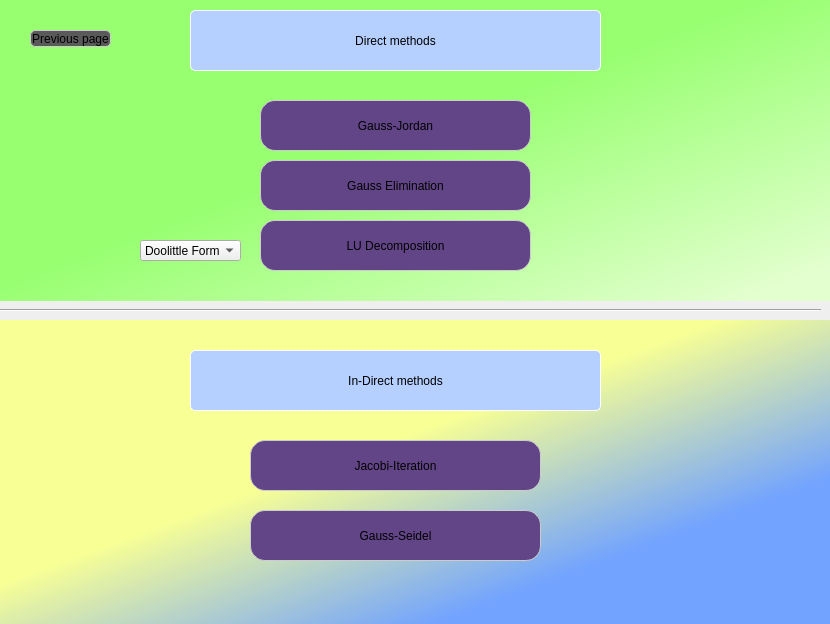
This is designs/linearMethodsWindow.ui in Omar-Eldawy/Numerical-project as Qt 5 draws it before an edit. The edited form follows.
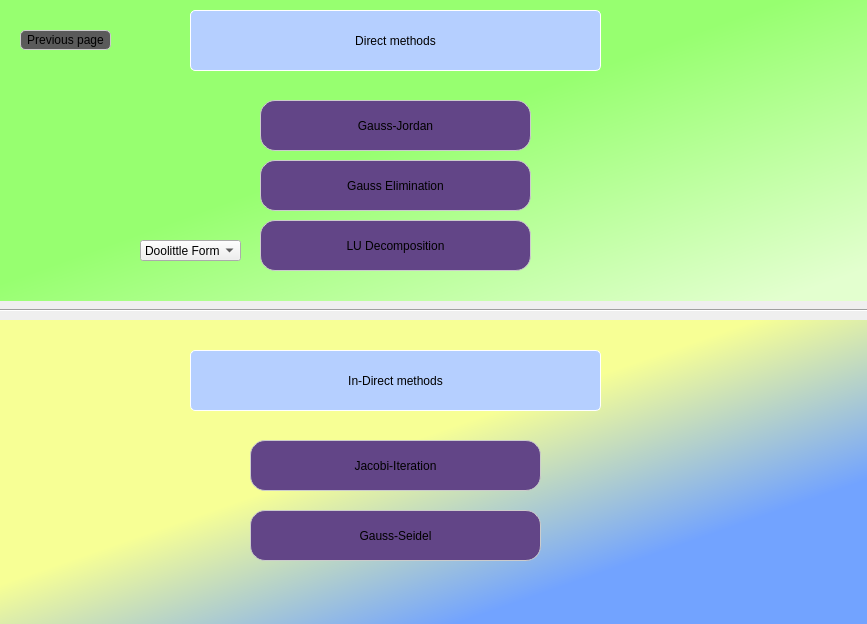
This is the edited form. Icons and pictures are not drawn.

```diff
--- a/designs/linearMethodsWindow.ui
+++ b/designs/linearMethodsWindow.ui
@@ -6,7 +6,7 @@
    <rect>
     <x>0</x>
     <y>0</y>
-    <width>830</width>
+    <width>867</width>
     <height>624</height>
    </rect>
   </property>
@@ -18,7 +18,7 @@
     <rect>
      <x>-10</x>
      <y>300</y>
-     <width>831</width>
+     <width>881</width>
      <height>21</height>
     </rect>
    </property>
@@ -31,7 +31,7 @@
     <rect>
      <x>0</x>
      <y>0</y>
-     <width>831</width>
+     <width>871</width>
      <height>301</height>
     </rect>
    </property>
@@ -226,10 +226,10 @@
    <widget class="QPushButton" name="previousButton">
     <property name="geometry">
      <rect>
-      <x>30</x>
+      <x>20</x>
       <y>30</y>
-      <width>81</width>
-      <height>17</height>
+      <width>91</width>
+      <height>20</height>
      </rect>
     </property>
     <property name="cursor">
@@ -263,7 +263,7 @@
     <rect>
      <x>0</x>
      <y>320</y>
-     <width>831</width>
+     <width>871</width>
      <height>321</height>
     </rect>
    </property>
```
